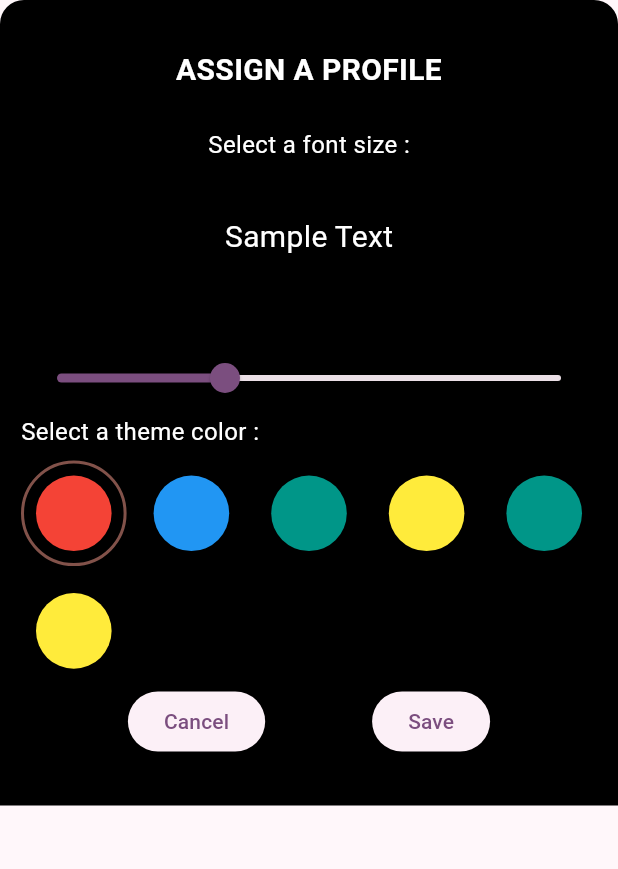
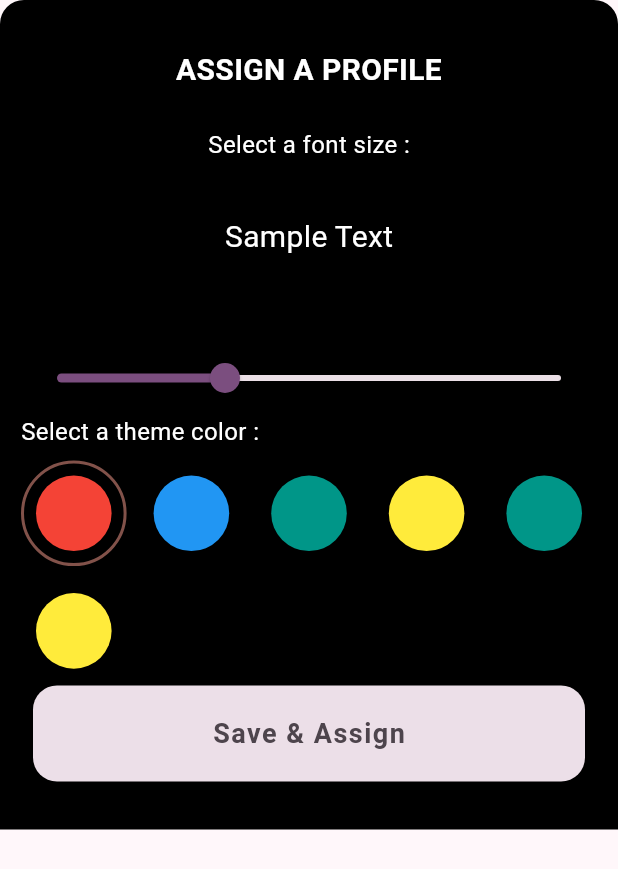
Before and after one commit to rajarshi-ch/foyer_demo, a Flutter app: the AddProfileDialog widget shown alone on an empty page, opened directly, on a phone screen of 412 x 824 dp. Shown: the top 869 px of the screen. Run offline on Flutter 3.47's test engine with Material 2 defaults, Android fonts, the phone set to English and light mode, and no system bars; our stand-ins replace dartz, equatable, flutter_bloc, get_it, injectable, sqflite; accounts and stored records are empty.

```diff
--- /dev/null
+++ b/lib/features/common/presentation/ui/wide_fab.dart
@@ -0,0 +1,56 @@
+import 'package:flutter/material.dart';
+
+class WideFab extends StatelessWidget {
+  final String label;
+  final Function() onPressed;
+  final bool isEnabled;
+  final bool isLoading;
+  final double hzPadding;
+  final TextStyle? textStyle;
+  final double? height;
+
+  const WideFab({
+    super.key,
+    this.height,
+    required this.label,
+    required this.onPressed,
+    this.isEnabled = false,
+    this.isLoading = false,
+    this.hzPadding = 8.0,
+    this.textStyle,
+  });
+
+  @override
+  Widget build(BuildContext context) {
+    return Container(
+      margin: EdgeInsets.symmetric(horizontal: hzPadding),
+      width: MediaQuery.of(context).size.width,
+      height: height ?? 64,
+      child: TextButton(
+        style: TextButton.styleFrom(
+          shape: RoundedRectangleBorder(
+            borderRadius: BorderRadius.circular(16.0),
+          ),
+          backgroundColor: isEnabled
+              ? Theme.of(context).colorScheme.primary
+              : Theme.of(context).colorScheme.surfaceVariant,
+        ),
+        onPressed: isEnabled ? onPressed : null,
+        child: isLoading
+            ? CircularProgressIndicator()
+            : Text(
+                label,
+                style: textStyle ??
+                    TextStyle(
+                      fontSize: 18,
+                      color: isEnabled
+                          ? Theme.of(context).colorScheme.onPrimary
+                          : Theme.of(context).colorScheme.onSurfaceVariant,
+                      letterSpacing: 1,
+                      fontWeight: FontWeight.bold,
+                    ),
+              ),
+      ),
+    );
+  }
+}
--- a/lib/features/profiles/domain/entity/profile_entity.dart
+++ b/lib/features/profiles/domain/entity/profile_entity.dart
@@ -6,7 +6,7 @@ class ProfileEntity extends Equatable {
   final double textSize;
 
   const ProfileEntity({
-    this.id = 0,
+    this.id = -1,
     required this.themeColor,
     required this.textSize,
   });
--- a/lib/features/profiles/presentation/ui/add_profile_dialog.dart
+++ b/lib/features/profiles/presentation/ui/add_profile_dialog.dart
@@ -2,6 +2,7 @@ import 'package:flutter/material.dart';
 import 'package:foyer_demo/core/constants/const_values.dart';
 import 'package:foyer_demo/core/util/color_to_hex_string.dart';
 import 'package:foyer_demo/features/common/presentation/ui/color_picker_circle.dart';
+import 'package:foyer_demo/features/common/presentation/ui/wide_fab.dart';
 import 'package:foyer_demo/features/profiles/domain/entity/profile_entity.dart';
 
 class AddProfileDialog extends StatefulWidget {
@@ -129,26 +130,34 @@ class _AddProfileDialogState extends State<AddProfileDialog> {
               ),
             ],
           ),
-          Row(
-            mainAxisAlignment: MainAxisAlignment.spaceEvenly,
-            children: [
-              ElevatedButton(
-                onPressed: () {
-                  Navigator.of(context).pop(kInitialProfile);
-                  Navigator.of(context).pop();
-                },
-                child: Text('Cancel'),
-              ),
-              ElevatedButton(
-                onPressed: () {
-                  Navigator.of(context).pop(ProfileEntity(
-                      themeColor: materialColorToHex(colorList[currentIndex]),
-                      textSize: _textSize));
-                },
-                child: Text('Save'),
-              ),
-            ],
-          ),
+          // Row(
+          //   mainAxisAlignment: MainAxisAlignment.spaceEvenly,
+          //   children: [
+          //     ElevatedButton(
+          //       onPressed: () {
+          //         Navigator.of(context).pop(kInitialProfile);
+          //         Navigator.of(context).pop();
+          //       },
+          //       child: Text('Cancel'),
+          //     ),
+          //     ElevatedButton(
+          //       onPressed: () {
+          //         Navigator.of(context).pop(ProfileEntity(
+          //             themeColor: materialColorToHex(colorList[currentIndex]),
+          //             textSize: _textSize));
+          //       },
+          //       child: Text('Save'),
+          //     ),
+          //   ],
+          // ),
+          WideFab(
+            label: "Save & Assign",
+            onPressed: () {
+              Navigator.of(context).pop(ProfileEntity(
+                  themeColor: materialColorToHex(colorList[currentIndex]),
+                  textSize: _textSize));
+            },
+          )
         ],
       ),
     );
```
Also changed, not shown: lib/core/database/database.dart (+9 -0 lines), lib/features/home/presentation/ui/home_page.dart (+19 -51 lines), lib/features/profiles/data/datasource/local_profile_ds.dart (+8 -6 lines).
